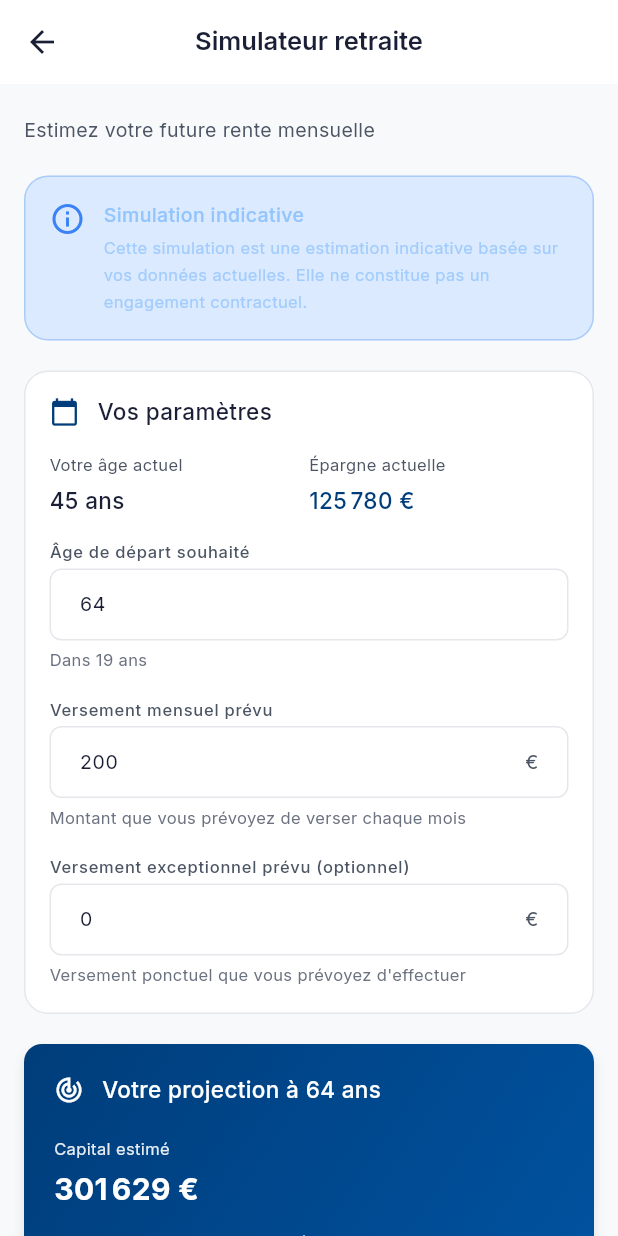
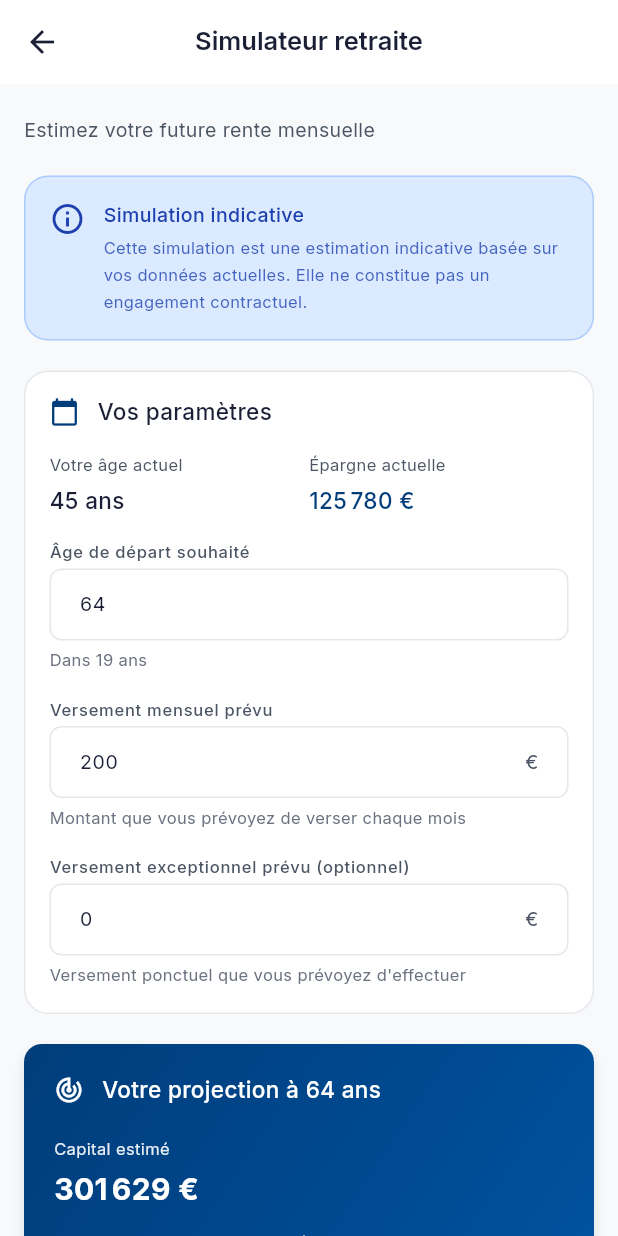
Before and after one commit to alyjeje/mon-retraite-app, a Flutter app: the screen it shows after launch, scrolled down 576 dp, after a tap on "Simuler ma retraite", on a phone screen of 412 x 824 dp. Run offline on Flutter 3.47's test engine with Material 3 defaults, Android fonts, the phone set to English and light mode, and no system bars; our stand-ins replace fl_chart, google_fonts, shared_preferences, shimmer.

Commit message:
fix: improve text contrast on colored backgrounds (WCAG AA)
- Add dedicated text colors for semantic backgrounds (info, success, warning, error)
- Fix AlertCard text colors to use new high-contrast colors
- Fix "Objectif retraite" card on home screen (text on yellow background)
- Fix recommendation tiles in simulator screen
- Fix product header and fiscality example in education screen
- All text now meets WCAG AA contrast requirements

Co-Authored-By: Claude Opus 4.5 <noreply@anthropic.com>

```diff
--- a/lib/core/theme/app_colors.dart
+++ b/lib/core/theme/app_colors.dart
@@ -29,15 +29,19 @@ class AppColors {
   // ============================================
   static const Color success = Color(0xFF10B981);
   static const Color successLight = Color(0xFFD1FAE5);
+  static const Color successTextOnLight = Color(0xFF065F46); // Texte vert foncé sur fond successLight (WCAG AA)
 
   static const Color error = Color(0xFFEF4444);
   static const Color errorLight = Color(0xFFFEE2E2);
+  static const Color errorTextOnLight = Color(0xFF991B1B); // Texte rouge foncé sur fond errorLight (WCAG AA)
 
   static const Color warning = Color(0xFFF59E0B);
   static const Color warningLight = Color(0xFFFEF3C7);
+  static const Color warningTextOnLight = Color(0xFF92400E); // Texte ambre foncé sur fond warningLight (WCAG AA)
 
   static const Color info = Color(0xFF3B82F6);
   static const Color infoLight = Color(0xFFDBEAFE);
+  static const Color infoTextOnLight = Color(0xFF1E40AF); // Texte bleu foncé sur fond infoLight (WCAG AA)
 
   // ============================================
   // COULEURS NEUTRES - MODE CLAIR
--- a/lib/screens/education/education_screen.dart
+++ b/lib/screens/education/education_screen.dart
@@ -22,6 +22,7 @@ class _EducationScreenState extends State<EducationScreen>
       icon: Icons.shield_outlined,
       color: AppColors.primary,
       bgColor: AppColors.primaryLighter,
+      textColor: AppColors.primary, // Texte bleu foncé sur fond bleu clair
       description: 'Épargne individuelle avec avantages fiscaux',
       features: [
         'Versements déductibles des impôts',
@@ -46,6 +47,7 @@ class _EducationScreenState extends State<EducationScreen>
       icon: Icons.business_outlined,
       color: AppColors.info,
       bgColor: AppColors.infoLight,
+      textColor: AppColors.infoTextOnLight, // Texte bleu foncé sur fond bleu clair
       description: 'Épargne retraite mise en place par l\'employeur',
       features: [
         'Abondement de l\'employeur possible',
@@ -69,6 +71,7 @@ class _EducationScreenState extends State<EducationScreen>
       icon: Icons.groups_outlined,
       color: AppColors.accentYellowDark,
       bgColor: AppColors.accentYellowLight,
+      textColor: AppColors.textOnYellow, // Texte marron foncé sur fond jaune clair
       description:
           'Dispositif d\'épargne salariale (participation, intéressement)',
       features: [
@@ -278,7 +281,7 @@ class _EducationScreenState extends State<EducationScreen>
                         color: product.bgColor,
                         shape: BoxShape.circle,
                       ),
-                      child: Icon(product.icon, color: product.color, size: 24),
+                      child: Icon(product.icon, color: product.textColor, size: 24),
                     ),
                     AppSpacing.horizontalGapMd,
                     Expanded(
@@ -288,14 +291,14 @@ class _EducationScreenState extends State<EducationScreen>
                           Text(
                             product.name,
                             style: AppTypography.headlineSmall.copyWith(
-                              color: AppColors.textPrimaryLight,
+                              color: product.textColor,
                               fontWeight: FontWeight.bold,
                             ),
                           ),
                           Text(
                             product.fullName,
                             style: AppTypography.caption.copyWith(
-                              color: AppColors.textSecondaryLight,
+                              color: product.textColor,
                             ),
                           ),
                         ],
@@ -307,7 +310,7 @@ class _EducationScreenState extends State<EducationScreen>
                 Text(
                   product.description,
                   style: AppTypography.bodySmall.copyWith(
-                    color: AppColors.textSecondaryLight,
+                    color: product.textColor,
                   ),
                 ),
               ],
@@ -571,7 +574,7 @@ class _EducationScreenState extends State<EducationScreen>
             child: Text(
               '💰 Exemple : Pour 1 000€ versés avec un TMI de 30%, vous économisez 300€ d\'impôts.',
               style: AppTypography.labelSmall.copyWith(
-                color: AppColors.textPrimaryLight,
+                color: AppColors.textOnYellow, // Texte contrasté sur fond jaune
               ),
             ),
           ),
@@ -765,6 +768,7 @@ class _Product {
   final IconData icon;
   final Color color;
   final Color bgColor;
+  final Color textColor; // Couleur du texte sur fond bgColor (WCAG AA)
   final String description;
   final List<String> features;
   final String fiscality;
@@ -777,6 +781,7 @@ class _Product {
     required this.icon,
     required this.color,
     required this.bgColor,
+    required this.textColor,
     required this.description,
     required this.features,
     required this.fiscality,
--- a/lib/screens/home/home_screen.dart
+++ b/lib/screens/home/home_screen.dart
@@ -261,7 +261,8 @@ class HomeScreen extends StatelessWidget {
   }
 
   Widget _buildRetirementGoalCard(BuildContext context) {
-    final isDark = Theme.of(context).brightness == Brightness.dark;
+    // Couleurs dédiées pour fond jaune (bon contraste WCAG AA)
+    const textColorOnYellow = AppColors.textOnYellow;
 
     return Padding(
       padding: const EdgeInsets.symmetric(horizontal: AppSpacing.md),
@@ -297,7 +298,7 @@ class HomeScreen extends StatelessWidget {
                 ),
                 child: Icon(
                   Icons.track_changes,
-                  color: isDark ? AppColors.foregroundLight : AppColors.foregroundLight,
+                  color: textColorOnYellow,
                   size: 24,
                 ),
               ),
@@ -309,9 +310,7 @@ class HomeScreen extends StatelessWidget {
                     Text(
                       'Votre objectif retraite',
                       style: AppTypography.labelLarge.copyWith(
-                        color: isDark
-                            ? AppColors.textPrimaryDark
-                            : AppColors.textPrimaryLight,
+                        color: textColorOnYellow,
                         fontWeight: FontWeight.w600,
                       ),
                     ),
@@ -319,9 +318,7 @@ class HomeScreen extends StatelessWidget {
                     Text(
                       'À 64 ans, vous êtes sur la bonne voie pour atteindre 2 100€/mois de rente',
                       style: AppTypography.bodySmall.copyWith(
-                        color: isDark
-                            ? AppColors.textSecondaryDark
-                            : AppColors.textSecondaryLight,
+                        color: textColorOnYellow,
                       ),
                     ),
                     AppSpacing.verticalGapMd,
@@ -333,13 +330,9 @@ class HomeScreen extends StatelessWidget {
                       icon: const Text('Ajuster mon objectif'),
                       label: const Icon(Icons.arrow_forward, size: 16),
                       style: OutlinedButton.styleFrom(
-                        foregroundColor: isDark
-                            ? AppColors.textPrimaryDark
-                            : AppColors.textPrimaryLight,
+                        foregroundColor: textColorOnYellow,
                         side: BorderSide(
-                          color: isDark
-                              ? AppColors.borderDark
-                              : AppColors.borderLight,
+                          color: textColorOnYellow.withValues(alpha: 0.5),
                         ),
                         padding: const EdgeInsets.symmetric(
                           horizontal: AppSpacing.md,
--- a/lib/screens/simulator/simulator_screen.dart
+++ b/lib/screens/simulator/simulator_screen.dart
@@ -555,6 +555,7 @@ class _SimulatorScreenState extends State<SimulatorScreen> {
               description:
                   'Augmentez vos versements mensuels de $monthlyIncreaseNeeded€',
               bgColor: AppColors.accentYellowLight,
+              textColor: AppColors.warningTextOnLight,
             ),
           if (_progressToTarget < 100) AppSpacing.verticalGapSm,
 
@@ -567,6 +568,7 @@ class _SimulatorScreenState extends State<SimulatorScreen> {
             description:
                 'Vos versements PERIN vous font économiser environ $taxSavings€ d\'impôts par an.',
             bgColor: AppColors.primaryLighter,
+            textColor: AppColors.primary,
           ),
           AppSpacing.verticalGapSm,
 
@@ -579,6 +581,7 @@ class _SimulatorScreenState extends State<SimulatorScreen> {
             description:
                 'Plus vous épargnez tôt, plus vous bénéficiez de l\'effet des intérêts composés.',
             bgColor: AppColors.infoLight,
+            textColor: AppColors.infoTextOnLight,
           ),
         ],
       ),
@@ -592,6 +595,7 @@ class _SimulatorScreenState extends State<SimulatorScreen> {
     required String title,
     required String description,
     required Color bgColor,
+    required Color textColor,
   }) {
     return Container(
       padding: const EdgeInsets.all(AppSpacing.md),
@@ -605,14 +609,15 @@ class _SimulatorScreenState extends State<SimulatorScreen> {
           Text(
             '$icon $title',
             style: AppTypography.labelMedium.copyWith(
-              color: AppColors.textPrimaryLight,
+              color: textColor,
+              fontWeight: FontWeight.w600,
             ),
           ),
           AppSpacing.verticalGapXxs,
           Text(
             description,
             style: AppTypography.bodySmall.copyWith(
-              color: AppColors.textSecondaryLight,
+              color: textColor,
             ),
           ),
         ],
--- a/lib/widgets/cards/app_card.dart
+++ b/lib/widgets/cards/app_card.dart
@@ -297,26 +297,27 @@ class AlertCard extends StatelessWidget {
   Color _getIconColor() {
     switch (type) {
       case AlertCardType.info:
-        return AppColors.info;
+        return AppColors.infoTextOnLight;
       case AlertCardType.success:
-        return AppColors.success;
+        return AppColors.successTextOnLight;
       case AlertCardType.warning:
-        return AppColors.warningDark;
+        return AppColors.warningTextOnLight;
       case AlertCardType.error:
-        return AppColors.error;
+        return AppColors.errorTextOnLight;
     }
   }
 
   Color _getTextColor() {
+    // Couleurs de texte avec bon contraste sur fonds clairs (WCAG AA)
     switch (type) {
       case AlertCardType.info:
-        return AppColors.infoDark;
+        return AppColors.infoTextOnLight;
       case AlertCardType.success:
-        return AppColors.successDark;
+        return AppColors.successTextOnLight;
       case AlertCardType.warning:
-        return AppColors.warningDark;
+        return AppColors.warningTextOnLight;
       case AlertCardType.error:
-        return AppColors.errorDark;
+        return AppColors.errorTextOnLight;
     }
   }
 
```
Also changed, not shown: 1 other file.
